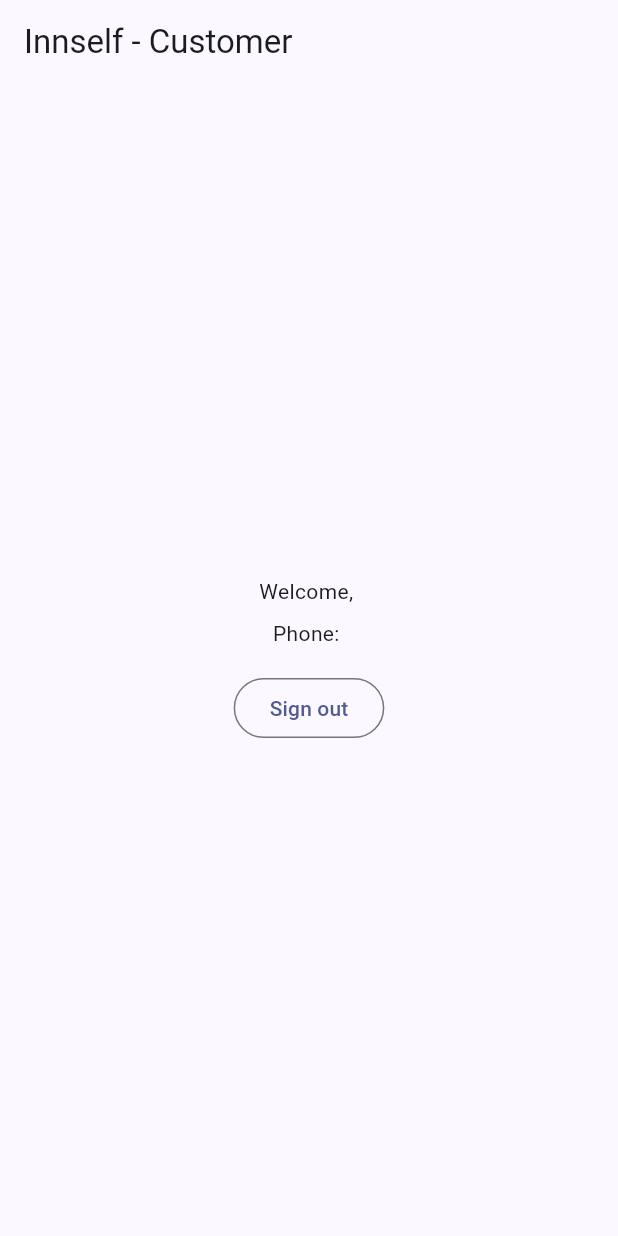
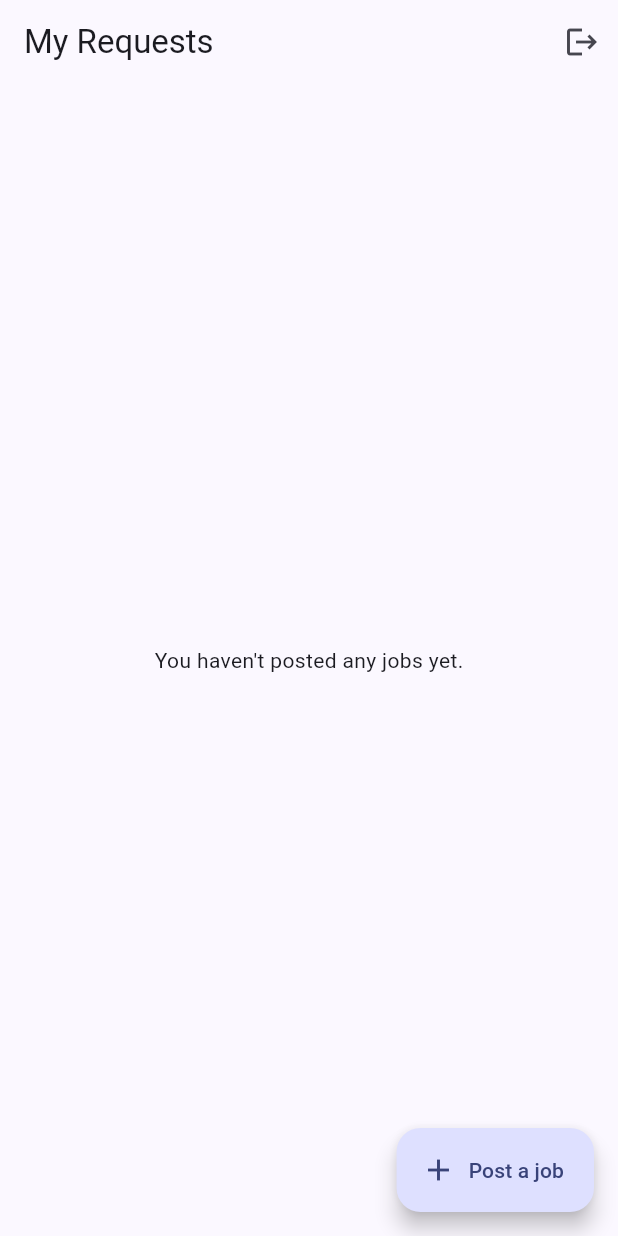
Before and after one commit to VismayVChandra/innselfpro, a Flutter app: the screen it shows once a user with an empty profile is signed in, on a phone screen of 412 x 824 dp. Run offline on Flutter 3.47's test engine with Material 3 defaults, Android fonts, the phone set to English and light mode, and no system bars; our stand-ins replace image_picker, supabase_flutter; accounts and stored records are empty; statements that could not run were skipped.

Commit message:
Stage 3: job posting/feed
- Customer: post a job (category, description, photo, location),
  "My Requests" list showing status
- Technician: job feed with category/area filters (defaults to their
  own service area), job detail view
- Home screens now live in the jobs feature and show real content
  instead of the Stage 2 placeholders

```diff
--- /dev/null
+++ b/lib/features/jobs/jobs_repository.dart
@@ -0,0 +1,76 @@
+import 'dart:io';
+
+import '../../core/supabase_client.dart';
+import '../../models/category.dart';
+import '../../models/job.dart';
+
+const _jobSelect = '*, categories(name)';
+
+class JobsRepository {
+  Future<List<Category>> fetchCategories() async {
+    final data = await supabase.from('categories').select().order('name');
+    return (data as List)
+        .map((e) => Category.fromMap(e as Map<String, dynamic>))
+        .toList();
+  }
+
+  Future<String> _uploadJobPhoto(File file) async {
+    final uid = supabase.auth.currentUser!.id;
+    final ext = file.path.split('.').last;
+    final path = '$uid/${DateTime.now().millisecondsSinceEpoch}.$ext';
+    await supabase.storage.from('job-photos').upload(path, file);
+    return supabase.storage.from('job-photos').getPublicUrl(path);
+  }
+
+  Future<void> createJob({
+    required int categoryId,
+    required String description,
+    required String location,
+    File? photo,
+  }) async {
+    final uid = supabase.auth.currentUser!.id;
+    String? photoUrl;
+    if (photo != null) {
+      photoUrl = await _uploadJobPhoto(photo);
+    }
+    await supabase.from('jobs').insert({
+      'customer_id': uid,
+      'category_id': categoryId,
+      'description': description,
+      'location': location,
+      'photo_url': photoUrl,
+    });
+  }
+
+  Future<List<Job>> fetchMyJobs() async {
+    final uid = supabase.auth.currentUser!.id;
+    final data = await supabase
+        .from('jobs')
+        .select(_jobSelect)
+        .eq('customer_id', uid)
+        .order('created_at', ascending: false);
+    return (data as List)
+        .map((e) => Job.fromMap(e as Map<String, dynamic>))
+        .toList();
+  }
+
+  Future<List<Job>> fetchOpenJobsFeed({int? categoryId, String? area}) async {
+    var query = supabase.from('jobs').select(_jobSelect).eq('status', 'open');
+    if (categoryId != null) {
+      query = query.eq('category_id', categoryId);
+    }
+    if (area != null && area.trim().isNotEmpty) {
+      query = query.ilike('location', '%${area.trim()}%');
+    }
+    final data = await query.order('created_at', ascending: false);
+    return (data as List)
+        .map((e) => Job.fromMap(e as Map<String, dynamic>))
+        .toList();
+  }
+
+  Future<Job> fetchJobById(String id) async {
+    final data =
+        await supabase.from('jobs').select(_jobSelect).eq('id', id).single();
+    return Job.fromMap(data);
+  }
+}
--- /dev/null
+++ b/lib/features/jobs/screens/customer_home_screen.dart
@@ -0,0 +1,109 @@
+import 'package:flutter/material.dart';
+
+import '../../../models/job.dart';
+import '../../../models/profile.dart';
+import '../../auth/auth_repository.dart';
+import '../jobs_repository.dart';
+import 'job_detail_screen.dart';
+import 'post_job_screen.dart';
+
+class CustomerHomeScreen extends StatefulWidget {
+  const CustomerHomeScreen({super.key, required this.profile});
+
+  final Profile profile;
+
+  @override
+  State<CustomerHomeScreen> createState() => _CustomerHomeScreenState();
+}
+
+class _CustomerHomeScreenState extends State<CustomerHomeScreen> {
+  final _jobsRepository = JobsRepository();
+  late Future<List<Job>> _jobsFuture;
+
+  @override
+  void initState() {
+    super.initState();
+    _jobsFuture = _jobsRepository.fetchMyJobs();
+  }
+
+  Future<void> _refresh() async {
+    setState(() => _jobsFuture = _jobsRepository.fetchMyJobs());
+    await _jobsFuture;
+  }
+
+  Future<void> _openPostJob() async {
+    final posted = await Navigator.of(context).push<bool>(
+      MaterialPageRoute(builder: (_) => const PostJobScreen()),
+    );
+    if (posted == true) _refresh();
+  }
+
+  @override
+  Widget build(BuildContext context) {
+    return Scaffold(
+      appBar: AppBar(
+        title: const Text('My Requests'),
+        actions: [
+          IconButton(
+            onPressed: () => AuthRepository().signOut(),
+            icon: const Icon(Icons.logout),
+            tooltip: 'Sign out',
+          ),
+        ],
+      ),
+      floatingActionButton: FloatingActionButton.extended(
+        onPressed: _openPostJob,
+        icon: const Icon(Icons.add),
+        label: const Text('Post a job'),
+      ),
+      body: RefreshIndicator(
+        onRefresh: _refresh,
+        child: FutureBuilder<List<Job>>(
+          future: _jobsFuture,
+          builder: (context, snapshot) {
+            if (!snapshot.hasData) {
+              return const Center(child: CircularProgressIndicator());
+            }
+            final jobs = snapshot.data!;
+            if (jobs.isEmpty) {
+              return LayoutBuilder(
+                builder: (context, constraints) => SingleChildScrollView(
+                  physics: const AlwaysScrollableScrollPhysics(),
+                  child: ConstrainedBox(
+                    constraints: BoxConstraints(minHeight: constraints.maxHeight),
+                    child: const Center(
+                      child: Text("You haven't posted any jobs yet."),
+                    ),
+                  ),
+                ),
+              );
+            }
+            return ListView.builder(
+              padding: const EdgeInsets.fromLTRB(16, 16, 16, 96),
+              itemCount: jobs.length,
+              itemBuilder: (context, index) {
+                final job = jobs[index];
+                return Card(
+                  child: ListTile(
+                    title: Text(job.categoryName),
+                    subtitle: Text(
+                      job.description,
+                      maxLines: 2,
+                      overflow: TextOverflow.ellipsis,
+                    ),
+                    trailing: Chip(
+                      label: Text(job.status.replaceAll('_', ' ')),
+                    ),
+                    onTap: () => Navigator.of(context).push(
+                      MaterialPageRoute(builder: (_) => JobDetailScreen(job: job)),
+                    ),
+                  ),
+                );
+              },
+            );
+          },
+        ),
+      ),
+    );
+  }
+}
--- /dev/null
+++ b/lib/features/jobs/screens/job_detail_screen.dart
@@ -0,0 +1,50 @@
+import 'package:flutter/material.dart';
+
+import '../../../models/job.dart';
+
+class JobDetailScreen extends StatelessWidget {
+  const JobDetailScreen({super.key, required this.job});
+
+  final Job job;
+
+  @override
+  Widget build(BuildContext context) {
+    return Scaffold(
+      appBar: AppBar(title: Text(job.categoryName)),
+      body: SingleChildScrollView(
+        padding: const EdgeInsets.all(24),
+        child: Column(
+          crossAxisAlignment: CrossAxisAlignment.start,
+          children: [
+            Chip(label: Text(job.status.replaceAll('_', ' ').toUpperCase())),
+            const SizedBox(height: 16),
+            if (job.photoUrl != null) ...[
+              ClipRRect(
+                borderRadius: BorderRadius.circular(8),
+                child: Image.network(
+                  job.photoUrl!,
+                  height: 200,
+                  width: double.infinity,
+                  fit: BoxFit.cover,
+                  errorBuilder: (context, error, stackTrace) => const SizedBox.shrink(),
+                ),
+              ),
+              const SizedBox(height: 16),
+            ],
+            Text('Description', style: Theme.of(context).textTheme.titleMedium),
+            const SizedBox(height: 4),
+            Text(job.description),
+            const SizedBox(height: 16),
+            Text('Location', style: Theme.of(context).textTheme.titleMedium),
+            const SizedBox(height: 4),
+            Text(job.location),
+            const SizedBox(height: 16),
+            Text('Posted', style: Theme.of(context).textTheme.titleMedium),
+            const SizedBox(height: 4),
+            Text(job.createdAt.toLocal().toString()),
+          ],
+        ),
+      ),
+    );
+  }
+}
--- a/lib/features/profile/screens/customer_home_placeholder.dart
+++ /dev/null
@@ -1,36 +0,0 @@
-import 'package:flutter/material.dart';
-
-import '../../../models/profile.dart';
-import '../../auth/auth_repository.dart';
-
-/// Temporary landing screen for Stage 2 (profiles) testing.
-/// Replaced by the real job posting / feed / my-requests home in later stages.
-class CustomerHomePlaceholder extends StatelessWidget {
-  const CustomerHomePlaceholder({super.key, required this.profile});
-
-  final Profile profile;
-
-  @override
-  Widget build(BuildContext context) {
-    return Scaffold(
-      appBar: AppBar(title: const Text('Innself - Customer')),
-      body: Center(
-        child: Column(
-          mainAxisSize: MainAxisSize.min,
-          children: [
-            Text('Welcome, ${profile.fullName}'),
-            const SizedBox(height: 8),
-            Text('Phone: ${profile.phone}'),
-            if (profile.address != null && profile.address!.isNotEmpty)
-              Text('Address: ${profile.address}'),
-            const SizedBox(height: 16),
-            OutlinedButton(
-              onPressed: () => AuthRepository().signOut(),
-              child: const Text('Sign out'),
-            ),
-          ],
-        ),
-      ),
-    );
-  }
-}
--- a/lib/features/profile/screens/customer_profile_setup_screen.dart
+++ b/lib/features/profile/screens/customer_profile_setup_screen.dart
@@ -1,7 +1,7 @@
 import 'package:flutter/material.dart';
 
+import '../../jobs/screens/customer_home_screen.dart';
 import '../profile_repository.dart';
-import 'customer_home_placeholder.dart';
 
 class CustomerProfileSetupScreen extends StatefulWidget {
   const CustomerProfileSetupScreen({super.key});
@@ -41,7 +41,7 @@ class _CustomerProfileSetupScreenState
       if (!mounted) return;
       Navigator.of(context).pushReplacement(
         MaterialPageRoute(
-          builder: (_) => CustomerHomePlaceholder(profile: profile),
+          builder: (_) => CustomerHomeScreen(profile: profile),
         ),
       );
     } catch (e) {
--- a/lib/features/profile/screens/profile_gate.dart
+++ b/lib/features/profile/screens/profile_gate.dart
@@ -1,10 +1,10 @@
 import 'package:flutter/material.dart';
 
 import '../../../models/profile.dart';
+import '../../jobs/screens/customer_home_screen.dart';
+import '../../jobs/screens/technician_home_screen.dart';
 import '../profile_repository.dart';
-import 'customer_home_placeholder.dart';
 import 'role_select_screen.dart';
-import 'technician_home_placeholder.dart';
 
 /// Routes a signed-in user to profile setup (no profiles row yet) or to
 /// their role's home screen.
@@ -44,9 +44,9 @@ class _ProfileGateState extends State<ProfileGate> {
           return const RoleSelectScreen();
         }
         if (profile.isTechnician) {
-          return TechnicianHomePlaceholder(profile: profile);
+          return TechnicianHomeScreen(profile: profile);
         }
-        return CustomerHomePlaceholder(profile: profile);
+        return CustomerHomeScreen(profile: profile);
       },
     );
   }
--- a/lib/features/profile/screens/technician_home_placeholder.dart
+++ /dev/null
@@ -1,36 +0,0 @@
-import 'package:flutter/material.dart';
-
-import '../../../models/profile.dart';
-import '../../auth/auth_repository.dart';
-
-/// Temporary landing screen for Stage 2 (profiles) testing.
-/// Replaced by the real job feed / accepted jobs / wallet home in later stages.
-class TechnicianHomePlaceholder extends StatelessWidget {
-  const TechnicianHomePlaceholder({super.key, required this.profile});
-
-  final Profile profile;
-
-  @override
-  Widget build(BuildContext context) {
-    return Scaffold(
-      appBar: AppBar(title: const Text('Innself - Technician')),
-      body: Center(
-        child: Column(
-          mainAxisSize: MainAxisSize.min,
-          children: [
-            Text('Welcome, ${profile.fullName}'),
-            const SizedBox(height: 8),
-            Text('Phone: ${profile.phone}'),
-            if (profile.address != null && profile.address!.isNotEmpty)
-              Text('Address: ${profile.address}'),
-            const SizedBox(height: 16),
-            OutlinedButton(
-              onPressed: () => AuthRepository().signOut(),
-              child: const Text('Sign out'),
-            ),
-          ],
-        ),
-      ),
-    );
-  }
-}
--- a/lib/features/profile/screens/technician_profile_setup_screen.dart
+++ b/lib/features/profile/screens/technician_profile_setup_screen.dart
@@ -3,8 +3,8 @@ import 'dart:io';
 import 'package:flutter/material.dart';
 import 'package:image_picker/image_picker.dart';
 
+import '../../jobs/screens/technician_home_screen.dart';
 import '../profile_repository.dart';
-import 'technician_home_placeholder.dart';
 
 class TechnicianProfileSetupScreen extends StatefulWidget {
   const TechnicianProfileSetupScreen({super.key});
@@ -76,7 +76,7 @@ class _TechnicianProfileSetupScreenState
       if (!mounted) return;
       Navigator.of(context).pushReplacement(
         MaterialPageRoute(
-          builder: (_) => TechnicianHomePlaceholder(profile: profile),
+          builder: (_) => TechnicianHomeScreen(profile: profile),
         ),
       );
     } catch (e) {
--- /dev/null
+++ b/lib/models/category.dart
@@ -0,0 +1,11 @@
+class Category {
+  final int id;
+  final String name;
+
+  const Category({required this.id, required this.name});
+
+  factory Category.fromMap(Map<String, dynamic> map) => Category(
+        id: map['id'] as int,
+        name: map['name'] as String,
+      );
+}
--- /dev/null
+++ b/lib/models/job.dart
@@ -0,0 +1,40 @@
+class Job {
+  final String id;
+  final String customerId;
+  final int categoryId;
+  final String categoryName;
+  final String description;
+  final String? photoUrl;
+  final String location;
+  final String status;
+  final String? acceptedBidId;
+  final DateTime createdAt;
+
+  const Job({
+    required this.id,
+    required this.customerId,
+    required this.categoryId,
+    required this.categoryName,
+    required this.description,
+    this.photoUrl,
+    required this.location,
+    required this.status,
+    this.acceptedBidId,
+    required this.createdAt,
+  });
+
+  factory Job.fromMap(Map<String, dynamic> map) => Job(
+        id: map['id'] as String,
+        customerId: map['customer_id'] as String,
+        categoryId: map['category_id'] as int,
+        categoryName:
+            (map['categories'] as Map<String, dynamic>?)?['name'] as String? ??
+                '',
+        description: map['description'] as String,
+        photoUrl: map['photo_url'] as String?,
+        location: map['location'] as String,
+        status: map['status'] as String,
+        acceptedBidId: map['accepted_bid_id'] as String?,
+        createdAt: DateTime.parse(map['created_at'] as String),
+      );
+}
--- /dev/null
+++ b/lib/models/technician_details.dart
@@ -0,0 +1,18 @@
+class TechnicianDetails {
+  final String profileId;
+  final String? skills;
+  final String? serviceArea;
+
+  const TechnicianDetails({
+    required this.profileId,
+    this.skills,
+    this.serviceArea,
+  });
+
+  factory TechnicianDetails.fromMap(Map<String, dynamic> map) =>
+      TechnicianDetails(
+        profileId: map['profile_id'] as String,
+        skills: map['skills'] as String?,
+        serviceArea: map['service_area'] as String?,
+      );
+}
```
Also changed, not shown: lib/features/jobs/screens/post_job_screen.dart (added, +162 -0 lines), lib/features/jobs/screens/technician_home_screen.dart (added, +155 -0 lines), lib/features/profile/profile_repository.dart (+12 -0 lines), 1 other file.
